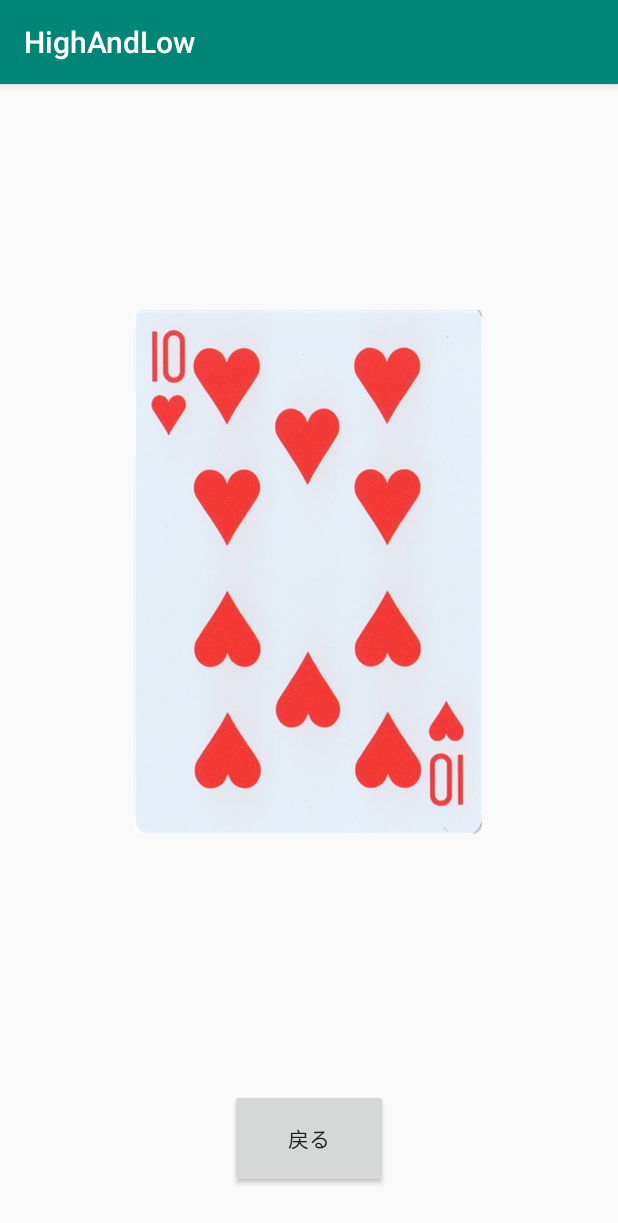
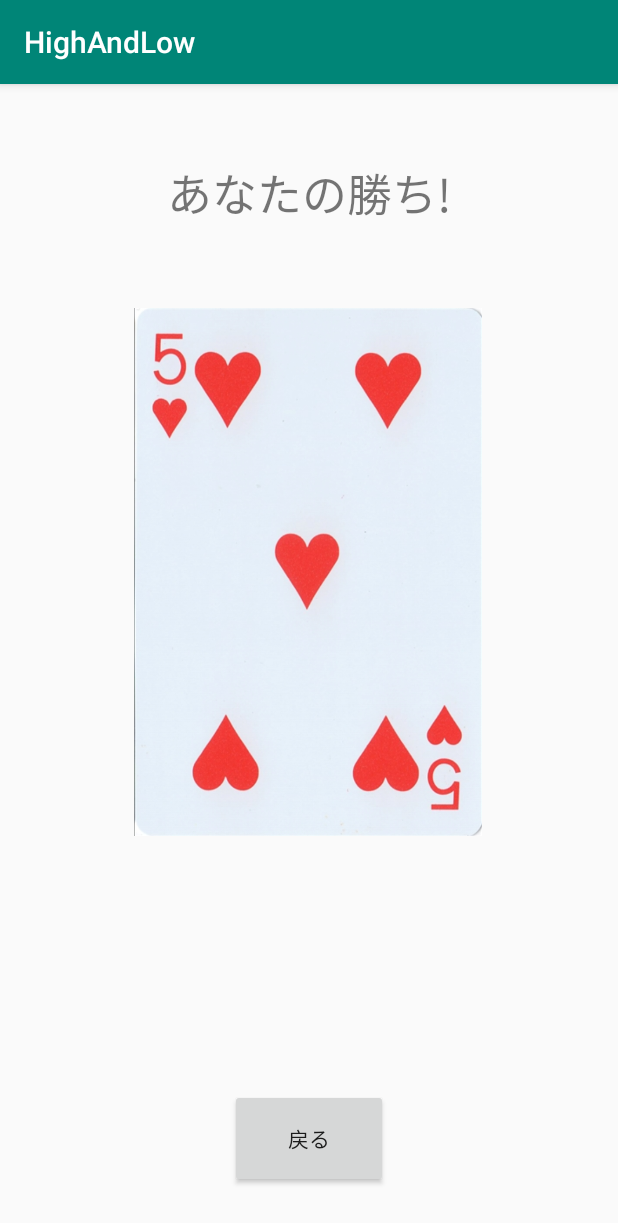
Before and after one commit to ryoikijisshu/HighAndLow, an Android app: the ResultActivity screen opened directly, with no data from a screen before it, on a phone screen of 412 x 824 dp. Shown: the top 1223 px of the screen. Run offline under Robolectric (Android 15) with nearby library versions, the phone set to English and light mode, and no system bars.

Commit message:
ハイ＆ロー　アプリの課題の2が完成しました

```diff
--- a/app/src/main/java/kgu/klab/highandlow/ResultActivity.kt
+++ b/app/src/main/java/kgu/klab/highandlow/ResultActivity.kt
@@ -2,43 +2,72 @@ package kgu.klab.highandlow
 
 import android.support.v7.app.AppCompatActivity
 import android.os.Bundle
+import kotlinx.android.synthetic.main.activity_main.*
 import kotlinx.android.synthetic.main.activity_result.*
 
 class ResultActivity : AppCompatActivity() {
 
-    val one = 1
-    val two = 2
-    val three = 3
-    val four = 4
-    val five = 5
-    val six = 6
-    val seven = 7
-    val eight = 8
-    val nine = 9
-    val ten = 10
-    val eleven = 11
-    val twelve = 12
-    val thirteen = 13
+    val card_one = 1
+    val card_two = 2
+    val card_three = 3
+    val card_four = 4
+    val card_five = 5
+    val card_six = 6
+    val card_seven = 7
+    val card_eight = 8
+    val card_nine = 9
+    val card_ten = 10
+    val card_eleven = 11
+    val card_twelve = 12
+    val card_thirteen = 13
 
+    val less_than_seven = 1
+    val seven_or_more = 2
     override fun onCreate(savedInstanceState: Bundle?) {
         super.onCreate(savedInstanceState)
         setContentView(R.layout.activity_result)
+        val id = intent.getIntExtra("MY_SELECT",0)
+        val myHand:Int
+        myHand = when(id){
+            R.id.reverse_button -> {
+                less_than_seven
+            }
+            R.id.reverse_button2 -> {
+                seven_or_more
+            }
+            else ->  less_than_seven
+        }
+
+
 
         val comHand = (Math.random() * 13 + 1 ).toInt()
         when(comHand){
-            one -> comHandImage.setImageResource(R.drawable.one)
-            two -> comHandImage.setImageResource(R.drawable.two)
-            three -> comHandImage.setImageResource(R.drawable.three)
-            four -> comHandImage.setImageResource(R.drawable.four)
-            five-> comHandImage.setImageResource(R.drawable.five)
-            six -> comHandImage.setImageResource(R.drawable.six)
-            seven -> comHandImage.setImageResource(R.drawable.seven)
-            eight -> comHandImage.setImageResource(R.drawable.eight)
-            nine -> comHandImage.setImageResource(R.drawable.nine)
-            ten -> comHandImage.setImageResource(R.drawable.ten)
-            eleven -> comHandImage.setImageResource(R.drawable.eleven)
-            twelve -> comHandImage.setImageResource(R.drawable.twelve)
-            thirteen -> comHandImage.setImageResource(R.drawable.thirteen)
+            card_one -> comHandImage.setImageResource(R.drawable.one)
+            card_two -> comHandImage.setImageResource(R.drawable.two)
+            card_three -> comHandImage.setImageResource(R.drawable.three)
+            card_four -> comHandImage.setImageResource(R.drawable.four)
+            card_five-> comHandImage.setImageResource(R.drawable.five)
+            card_six -> comHandImage.setImageResource(R.drawable.six)
+            card_seven -> comHandImage.setImageResource(R.drawable.seven)
+            card_eight -> comHandImage.setImageResource(R.drawable.eight)
+            card_nine -> comHandImage.setImageResource(R.drawable.nine)
+            card_ten -> comHandImage.setImageResource(R.drawable.ten)
+            card_eleven -> comHandImage.setImageResource(R.drawable.eleven)
+            card_twelve -> comHandImage.setImageResource(R.drawable.twelve)
+            card_thirteen -> comHandImage.setImageResource(R.drawable.thirteen)
+        }
+        var comvalue = 0
+        if( comHand <= 6 )
+        {
+            comvalue = 1
+        }
+        else{
+            comvalue = 2
+        }
+        val gameResult = Math.abs(myHand - comvalue)
+        when(gameResult){
+            0 -> resultLabel.setText(R.string.result_win)
+            1 -> resultLabel.setText(R.string.result_lose)
         }
         back_button.setOnClickListener {
             finish()
--- a/app/src/main/res/layout/activity_result.xml
+++ b/app/src/main/res/layout/activity_result.xml
@@ -21,4 +21,11 @@
             app:layout_constraintStart_toStartOf="parent" app:layout_constraintEnd_toEndOf="parent"
             android:id="@+id/back_button" app:layout_constraintBottom_toBottomOf="parent"
             android:layout_marginBottom="32dp"/>
+    <TextView
+            android:text="TextView"
+            android:layout_width="wrap_content"
+            android:layout_height="wrap_content"
+            app:layout_constraintStart_toStartOf="parent" app:layout_constraintEnd_toEndOf="parent"
+            android:id="@+id/resultLabel" android:layout_marginTop="50dp" app:layout_constraintTop_toTopOf="parent"
+            android:textSize="30sp"/>
 </android.support.constraint.ConstraintLayout>
--- a/app/src/main/res/values/strings.xml
+++ b/app/src/main/res/values/strings.xml
@@ -1,3 +1,5 @@
 <resources>
     <string name="app_name">HighAndLow</string>
+    <string name="result_win">あなたの勝ち!</string>
+    <string name="result_lose">あなたの負けです!</string>
 </resources>
```
Also changed, not shown: app/src/main/java/kgu/klab/highandlow/MainActivity.kt (+9 -1 lines), app/src/main/res/layout/activity_main.xml (+17 -11 lines).
